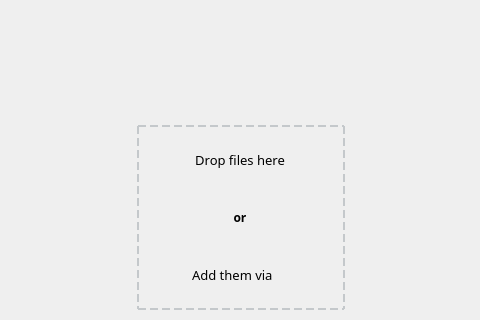
Old version of the form mainwindow.ui in the repository IvanNugiban/VideoTrimmer; both pictures show x 88 to 568 and y 82 to 402 of the 658 by 598 pixel window.
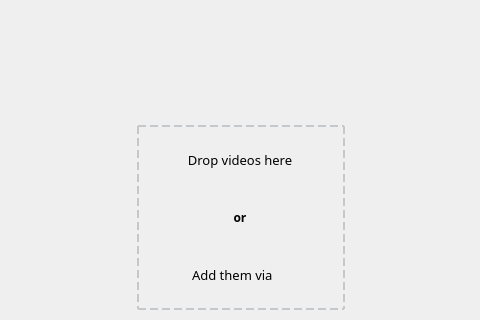
New version of the form. Icons and pictures are not drawn.

Commit message:
Added proper way to add files via dialog
Also now file manager stores files as QFile, not int.

Diff of the .ui file:
```diff
--- a/mainwindow.ui
+++ b/mainwindow.ui
@@ -121,7 +121,7 @@
                  <string notr="true">border:0</string>
                 </property>
                 <property name="text">
-                 <string>Drop files here</string>
+                 <string>Drop videos here</string>
                 </property>
                 <property name="alignment">
                  <set>Qt::AlignCenter</set>
```
The commit also changes 4 other files.
